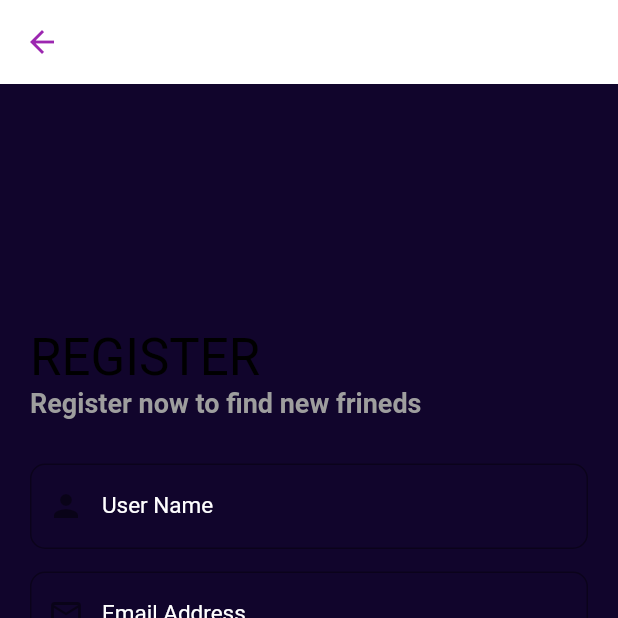
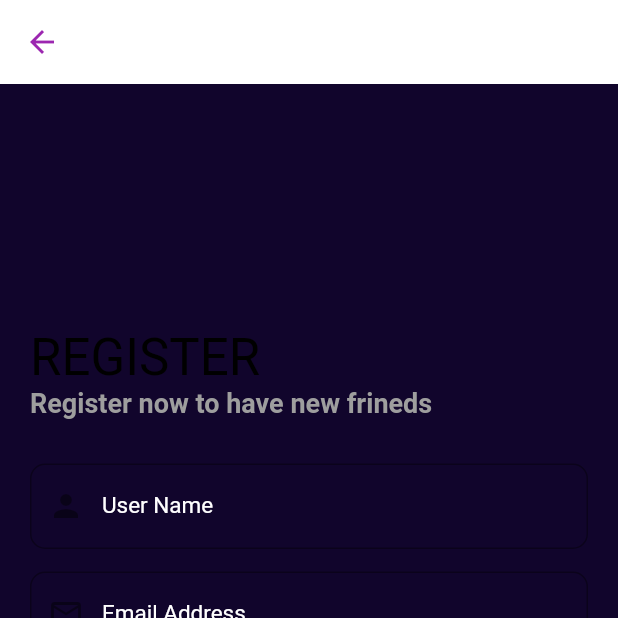
Before and after one commit to usseif97/Socialize, a Flutter app: the RegisterScreen screen opened directly, on a phone screen of 412 x 824 dp, the top half of it. Run offline on Flutter 3.47's test engine with Material 2 defaults, Android fonts, the phone set to English and light mode, and no system bars; our stand-ins replace bloc, cloud_firestore, firebase_auth, firebase_core, firebase_messaging, firebase_storage and 6 more; accounts and stored records are empty; network calls fail; Roboto replaces fonts that are missing (McLaren).

Commit message:
some issues

```diff
--- a/lib/modules/authentication/register_screen.dart
+++ b/lib/modules/authentication/register_screen.dart
@@ -75,7 +75,7 @@ class RegisterScreen extends StatelessWidget {
                                   ),
                         ),
                         Text(
-                          'Register now to find new frineds',
+                          'Register now to have new frineds',
                           style:
                               Theme.of(context).textTheme.bodyText1!.copyWith(
                                     color: Colors.grey,
```
